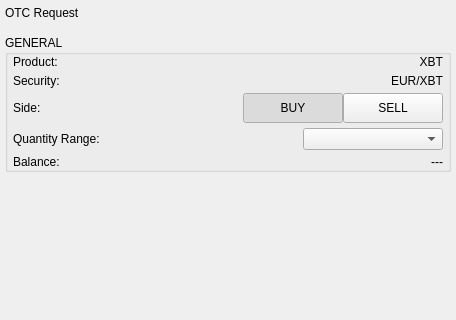
BlockSettle/terminal, file BlockSettleUILib/CreateOTCRequestWidget.ui: the form before one commit; both pictures show x 0 to 456 and y 0 to 320 of the 456 by 724 pixel window.
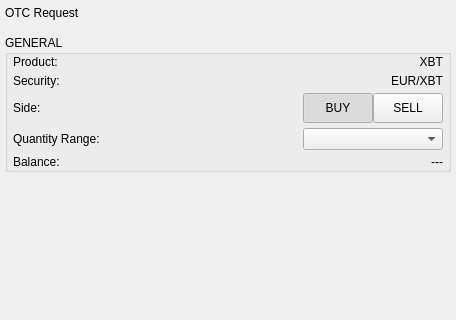
The form after the commit.

Commit message: Resized Buy and Sell buttons in OTC Request widget

Diff of the .ui file:
```diff
--- a/BlockSettleUILib/CreateOTCRequestWidget.ui
+++ b/BlockSettleUILib/CreateOTCRequestWidget.ui
@@ -253,13 +253,13 @@
                 <widget class="QPushButton" name="pushButtonBuy">
                  <property name="minimumSize">
                   <size>
-                   <width>100</width>
+                   <width>70</width>
                    <height>30</height>
                   </size>
                  </property>
                  <property name="maximumSize">
                   <size>
-                   <width>100</width>
+                   <width>70</width>
                    <height>30</height>
                   </size>
                  </property>
@@ -281,13 +281,13 @@
                 <widget class="QPushButton" name="pushButtonSell">
                  <property name="minimumSize">
                   <size>
-                   <width>100</width>
+                   <width>70</width>
                    <height>30</height>
                   </size>
                  </property>
                  <property name="maximumSize">
                   <size>
-                   <width>100</width>
+                   <width>70</width>
                    <height>30</height>
                   </size>
                  </property>
```
